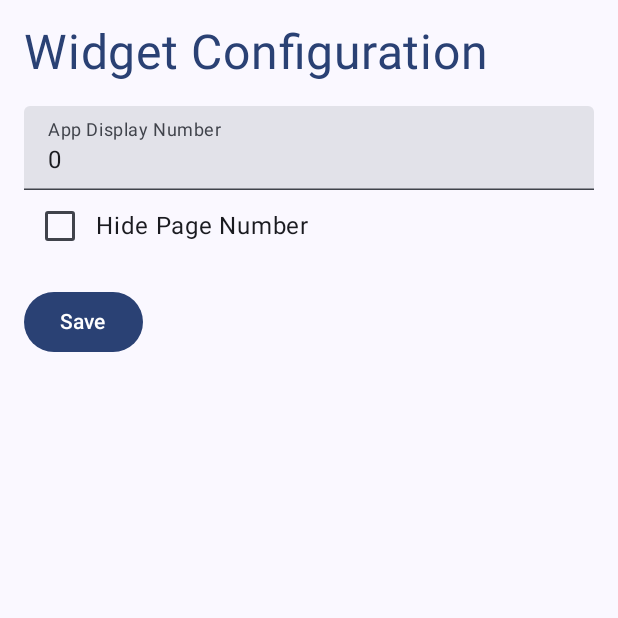
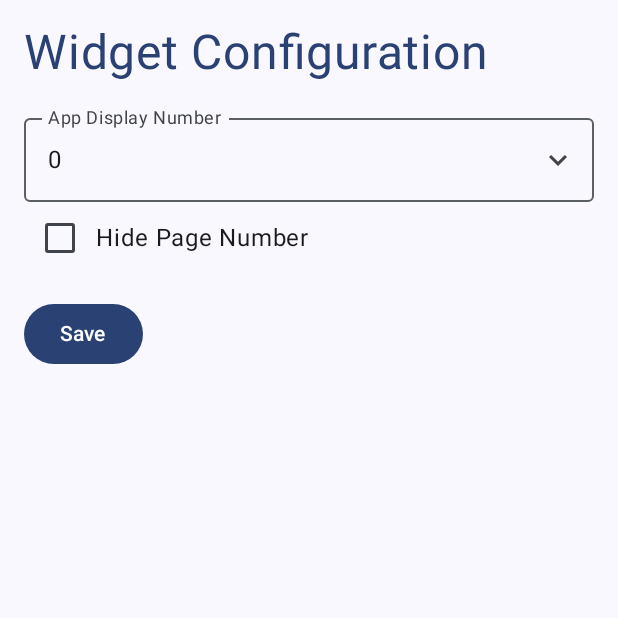
Before and after one commit to MichaelZhao21/Simple, an Android app built with Jetpack Compose: the composable ConfigurationScreen called with empty values, on a phone screen of 412 x 824 dp, the top half of it. Run offline under Robolectric (Android 15) with nearby library versions, the phone set to English and light mode, and no system bars; libraries missing offline, so code that uses them is left out: androidx.glance, androidx.glance.appwidget.

Commit message:
Add dropdown for number select and error checking

```diff
--- a/app/src/main/java/xyz/michaelzhao/simple/TextAppsWidget.kt
+++ b/app/src/main/java/xyz/michaelzhao/simple/TextAppsWidget.kt
@@ -35,10 +35,11 @@ class TextAppsWidget : GlanceAppWidget() {
     override suspend fun provideGlance(context: Context, id: GlanceId) {
         val appWidgetId = GlanceAppWidgetManager(context).getAppWidgetId(id)
         val num = PreferencesManager(context).getNumber(appWidgetId)
+        val hidePage = PreferencesManager(context).getHidePage(appWidgetId)
 
         updateAppWidgetState(context, id) { prefs ->
             prefs[intPreferencesKey("widget_number")] = num
-            prefs[booleanPreferencesKey("hide_page_num")] = false
+            prefs[booleanPreferencesKey("hide_page_num")] = hidePage
             prefs[intPreferencesKey("version")] = 0
         }
 
--- a/app/src/main/java/xyz/michaelzhao/simple/TextAppsWidgetConfigActivity.kt
+++ b/app/src/main/java/xyz/michaelzhao/simple/TextAppsWidgetConfigActivity.kt
@@ -7,6 +7,7 @@ import android.util.Log
 import androidx.activity.ComponentActivity
 import androidx.activity.compose.setContent
 import androidx.compose.foundation.background
+import androidx.compose.foundation.clickable
 import androidx.compose.foundation.layout.Box
 import androidx.compose.foundation.layout.Column
 import androidx.compose.foundation.layout.Row
@@ -15,12 +16,19 @@ import androidx.compose.foundation.layout.fillMaxSize
 import androidx.compose.foundation.layout.fillMaxWidth
 import androidx.compose.foundation.layout.height
 import androidx.compose.foundation.layout.padding
+import androidx.compose.foundation.layout.width
+import androidx.compose.material.icons.Icons
+import androidx.compose.material.icons.filled.KeyboardArrowDown
+import androidx.compose.material.icons.filled.KeyboardArrowUp
 import androidx.compose.material3.Button
 import androidx.compose.material3.Checkbox
+import androidx.compose.material3.DropdownMenu
+import androidx.compose.material3.DropdownMenuItem
+import androidx.compose.material3.Icon
 import androidx.compose.material3.MaterialTheme
+import androidx.compose.material3.OutlinedTextField
 import androidx.compose.material3.Scaffold
 import androidx.compose.material3.Text
-import androidx.compose.material3.TextField
 import androidx.compose.runtime.Composable
 import androidx.compose.runtime.getValue
 import androidx.compose.runtime.mutableStateOf
@@ -28,8 +36,13 @@ import androidx.compose.runtime.remember
 import androidx.compose.runtime.setValue
 import androidx.compose.ui.Alignment
 import androidx.compose.ui.Modifier
+import androidx.compose.ui.focus.onFocusEvent
+import androidx.compose.ui.geometry.Size
+import androidx.compose.ui.layout.onGloballyPositioned
+import androidx.compose.ui.platform.LocalContext
 import androidx.compose.ui.unit.dp
 import androidx.compose.ui.unit.sp
+import androidx.compose.ui.unit.toSize
 import androidx.datastore.preferences.core.booleanPreferencesKey
 import androidx.datastore.preferences.core.intPreferencesKey
 import androidx.glance.appwidget.GlanceAppWidgetManager
@@ -110,6 +123,22 @@ class TextAppsWidgetConfigActivity : ComponentActivity() {
 fun ConfigurationScreen(prevNumber: Int, prevHide: Boolean, onSave: (String, Boolean) -> Unit) {
     var numberText by remember { mutableStateOf(prevNumber.toString()) }
     var hidePageNumber by remember { mutableStateOf(prevHide) }
+    var textFieldSize by remember { mutableStateOf(Size.Zero) }
+    var expanded by remember { mutableStateOf(false) }
+    val data = DataManager(LocalContext.current).loadData()
+
+    val icon = if (expanded)
+        Icons.Filled.KeyboardArrowUp
+    else
+        Icons.Filled.KeyboardArrowDown
+    var fieldErr: Boolean
+
+    try {
+        val n = numberText.toInt()
+        fieldErr = n < 0 || n >= data.size
+    } catch (_: Exception) {
+        fieldErr = false
+    }
 
     SimpleTheme {
         Scaffold(modifier = Modifier.fillMaxSize()) { innerPadding ->
@@ -130,12 +159,45 @@ fun ConfigurationScreen(prevNumber: Int, prevHide: Boolean, onSave: (String, Boo
                         fontSize = 32.sp
                     )
                     Spacer(modifier = Modifier.height(16.dp))
-                    TextField(
-                        value = numberText,
-                        onValueChange = { numberText = it },
-                        label = { Text("App Display Number") },
-                        modifier = Modifier.fillMaxWidth()
-                    )
+                    Column {
+                        OutlinedTextField(
+                            value = numberText,
+                            onValueChange = { numberText = it },
+                            label = { Text("App Display Number") },
+                            modifier = Modifier
+                                .fillMaxWidth()
+                                .onGloballyPositioned { coordinates ->
+                                    textFieldSize = coordinates.size.toSize()
+                                }
+                                .onFocusEvent {
+                                    if (it.isFocused) {
+                                        expanded = true
+                                    }
+                                },
+                            trailingIcon = {
+                                Icon(
+                                    icon,
+                                    "dropdown",
+                                    modifier = Modifier.clickable { expanded = !expanded })
+                            },
+                            isError = fieldErr
+                        )
+                        DropdownMenu(
+                            expanded = expanded,
+                            onDismissRequest = { expanded = false },
+                            modifier = Modifier.width(textFieldSize.width.dp)
+                        ) {
+                            data.mapIndexed { i, d ->
+                                val text = d.joinToString { it.first }.substring(0, 20) + "..."
+                                DropdownMenuItem(
+                                    text = { Text("$i: $text") },
+                                    onClick = {
+                                        numberText = i.toString()
+                                        expanded = false
+                                    })
+                            }
+                        }
+                    }
                     Row(
                         verticalAlignment = Alignment.CenterVertically
                     ) {
@@ -147,7 +209,7 @@ fun ConfigurationScreen(prevNumber: Int, prevHide: Boolean, onSave: (String, Boo
                     Spacer(modifier = Modifier.height(16.dp))
                     Button(
                         { onSave(numberText, hidePageNumber) },
-                        enabled = numberText.isNotBlank()
+                        enabled = numberText.isNotBlank() && !fieldErr
                     ) {
                         Text("Save")
                     }
```
